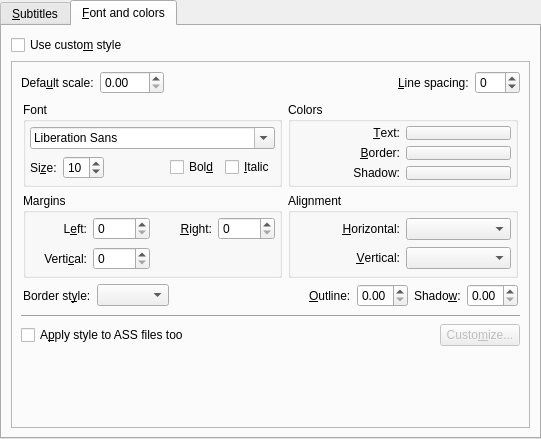
This is src/prefsubtitles.ui in smplayer-dev/smplayer as Qt 5 draws it before an edit. The edited form follows.
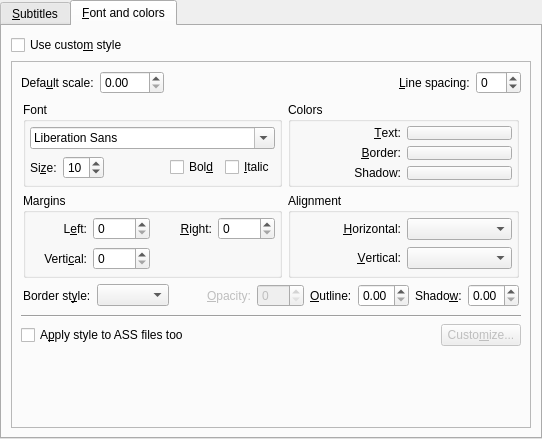
This is the edited form. The open tabs and pages were chosen to show the change. Custom widgets are drawn as their Qt base class.

Commit message: Add an option to set the opacity for the background of the subtitles

Patch:
```diff
--- a/src/prefsubtitles.ui
+++ b/src/prefsubtitles.ui
@@ -673,6 +673,29 @@
                   </property>
                  </spacer>
                 </item>
+                <item>
+                 <widget class="QLabel" name="opacity_label">
+                  <property name="enabled">
+                   <bool>false</bool>
+                  </property>
+                  <property name="text">
+                   <string>&amp;Opacity:</string>
+                  </property>
+                  <property name="buddy">
+                   <cstring>opacity_spin</cstring>
+                  </property>
+                 </widget>
+                </item>
+                <item>
+                 <widget class="QSpinBox" name="opacity_spin">
+                  <property name="enabled">
+                   <bool>false</bool>
+                  </property>
+                  <property name="maximum">
+                   <number>255</number>
+                  </property>
+                 </widget>
+                </item>
                 <item>
                  <widget class="QLabel" name="style_outline_label">
                   <property name="text">
```
Left out of the diff: 1 changed line with no effect on the pictures. The commit also changes 4 other files.
